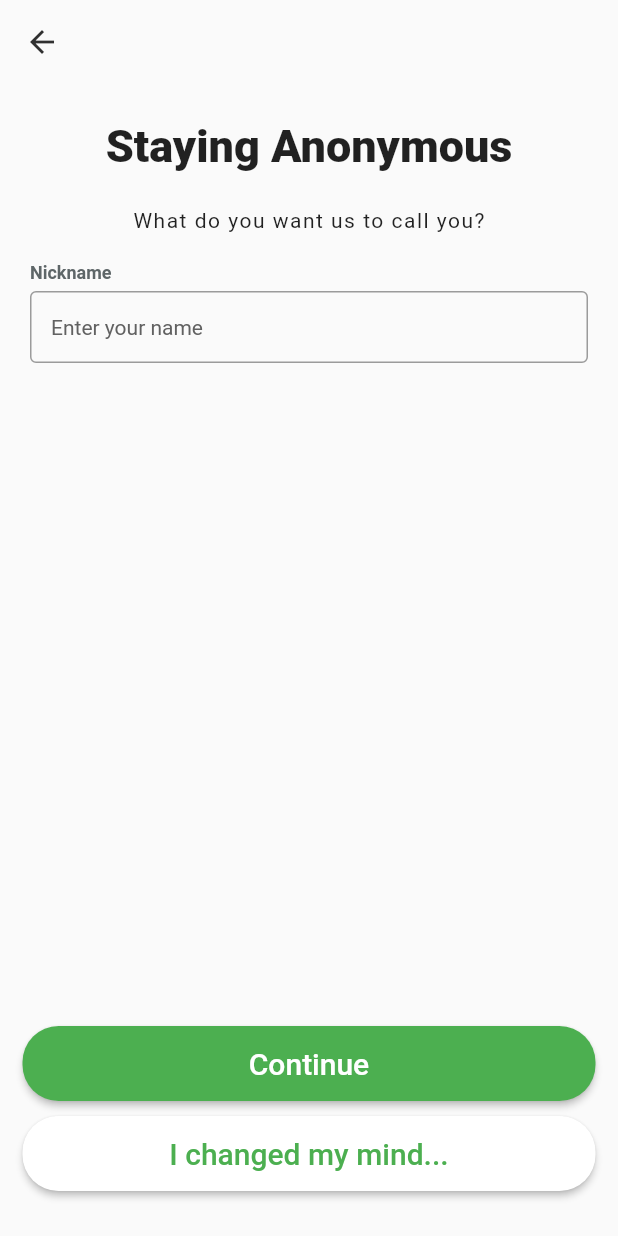
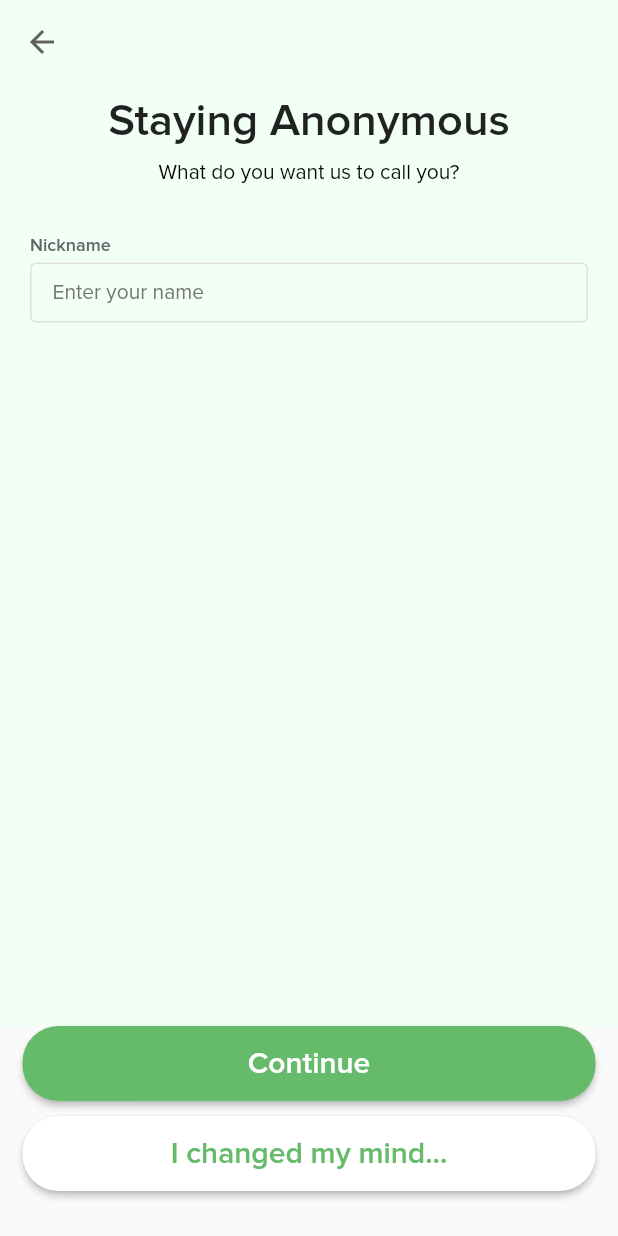
Before and after one commit to JobCuta/CIS-9340-Thesis, a Flutter app: the AnonymousWidget screen opened directly, on a phone screen of 412 x 824 dp. Run offline on Flutter 3.47's test engine with Material 2 defaults, Android fonts, the phone set to English and light mode, and no system bars; our stand-ins replace animated_text_kit, circular_countdown_timer, email_validator, flutter_secure_storage, get, multi_select_flutter and 4 more; missing offline and left inert: shake; accounts and stored records are empty; Roboto replaces fonts that are missing (Body 2, Header 5).

Commit message:
changed fonts and textfield for AnonymousScreen

```diff
--- a/lib/screens/onboarding/login_registration/AboutSelfScreen.dart
+++ b/lib/screens/onboarding/login_registration/AboutSelfScreen.dart
@@ -456,7 +456,7 @@ class _AboutSelfState extends State<AboutSelfWidget> {
         fontSize: 12,
         fontWeight: FontWeight.w600,
         color: Color.fromRGBO(94, 102, 104, 1),
-      fontFamily: 'Proxima Nova',
+        fontFamily: 'Proxima Nova',
     );
   }
 
--- a/lib/screens/onboarding/login_registration/AnonymousScreen.dart
+++ b/lib/screens/onboarding/login_registration/AnonymousScreen.dart
@@ -1,4 +1,5 @@
 import 'package:flutter/material.dart';
+import 'package:get/get.dart';
 import 'AboutSelfScreen.dart';
 import 'LoginScreen.dart';
 
@@ -30,7 +31,14 @@ class _AnonymousState extends State<AnonymousWidget>{
 
   Widget _buildPopupDialog(BuildContext context) {
     return AlertDialog(
-      title: const Text('Account successfully Registered!', textAlign: TextAlign.center,),
+      title: const Text('Account successfully registered!',
+        textAlign: TextAlign.center,
+        style: TextStyle(
+          fontFamily: 'Proxima Nova',
+          fontSize: 24.0,
+          fontWeight: FontWeight.w400,
+        ),
+      ),
       content: Column(
         mainAxisSize: MainAxisSize.min,
         crossAxisAlignment: CrossAxisAlignment.center,
@@ -41,10 +49,18 @@ class _AnonymousState extends State<AnonymousWidget>{
             color: Colors.grey,
           ),
           Padding(
-            padding: const EdgeInsets.all(5),
+            padding: const EdgeInsets.only(top: 5.0),
             child: Image.asset('assets/images/yellow_icon.png'),
           ),
-          const Text('Check your email to confirm your account in order to log in', textAlign: TextAlign.center,),
+          const SizedBox(height: 10.0),
+          const Text('Check your email to confirm your account in order to log in',
+            textAlign: TextAlign.center,
+            style: TextStyle(
+              fontFamily: 'Proxima Nova',
+              fontSize: 16.0,
+              fontWeight: FontWeight.w400,
+            ),
+          ),
         ],
       ),
       actions: <Widget>[
@@ -56,7 +72,7 @@ class _AnonymousState extends State<AnonymousWidget>{
                 borderRadius: BorderRadius.circular(24),
               ),
               padding: const EdgeInsets.all(10),
-              primary: Colors.green,
+              primary: Colors.green[400],
               fixedSize: const Size(245, 50),
             ),
             onPressed: (){
@@ -70,10 +86,13 @@ class _AnonymousState extends State<AnonymousWidget>{
               style: TextStyle(
                 fontSize: 20,
                 color: Colors.white,
+                fontFamily: 'Proxima Nova',
+                fontWeight: FontWeight.w600,
               ),
             ),
           ),
         ),
+        SizedBox(height: 20.0,)
       ],
     );
   }
@@ -81,6 +100,7 @@ class _AnonymousState extends State<AnonymousWidget>{
   @override
   Widget build(BuildContext context) {
     return Scaffold(
+      backgroundColor: const Color.fromRGBO(242, 255, 245, 1.0),
       body: Stack(
         children: <Widget>[
           Scaffold(
@@ -90,12 +110,11 @@ class _AnonymousState extends State<AnonymousWidget>{
               leading: IconButton(
                 icon: Icon(
                   Icons.arrow_back,
-                  color: Colors.grey[850],
+                  color: Colors.grey[700],
+                  size: 24.0,
                 ),
                 onPressed: () {
-                  Navigator.push(context, MaterialPageRoute(
-                      builder: (context) => const AboutSelfScreen(),
-                  ));
+                  Get.back();
                 },
               ),
               backgroundColor: Colors.transparent,
@@ -105,25 +124,27 @@ class _AnonymousState extends State<AnonymousWidget>{
               scrollDirection: Axis.vertical,
               children: <Widget> [
                 const Padding(
-                  padding: EdgeInsets.all(24.0),
+                  padding: EdgeInsets.only(top: 10.0, bottom: 10.0),
                   child: Center(
                       child: Text('Staying Anonymous',
-                        style: TextStyle(fontWeight: FontWeight.w800,
+                        style: TextStyle(
+                            fontWeight: FontWeight.w600,
                             fontSize: 30,
-                            fontFamily: 'Header 5'),
+                            fontFamily: 'Proxima Nova'),
                       )
                   ),
                 ),
                 const Center(
                   child: Text('What do you want us to call you?',
-                    style: TextStyle(fontWeight: FontWeight.w400,
+                    style: TextStyle(
+                      fontWeight: FontWeight.w400,
                       fontSize: 14,
-                      letterSpacing: 1,
-                      fontFamily: 'Body 2',
+                      fontFamily: 'Proxima Nova',
+                      color: Colors.black,
                     ),
                   ),
                 ),
-                const SizedBox(height: 20.0,),
+                const SizedBox(height: 35.0,),
                 Padding(padding: const EdgeInsets.only(left: 20.0, right: 20),
                   child: Form(
                     key: _form,
@@ -134,14 +155,17 @@ class _AnonymousState extends State<AnonymousWidget>{
                             Text('Nickname',
                               style: TextStyle(
                                 fontSize: 12,
-                                  fontWeight: FontWeight.w700,
-                                  color: Color.fromRGBO(94, 102, 104, 1)
+                                fontWeight: FontWeight.w600,
+                                color: Color.fromRGBO(94, 102, 104, 1),
+                                fontFamily: 'Proxima Nova',
                               ),
                             ),
                           ],
                         ),
                         const SizedBox(height: 5.0,),
-                        TextFormField(
+                        SizedBox(
+                          height: 40.0,
+                          child: TextFormField(
                             style: const TextStyle(
                               fontSize: 14.0,
                             ),
@@ -150,9 +174,15 @@ class _AnonymousState extends State<AnonymousWidget>{
                               hintText: 'Enter your name',
                               hintStyle: TextStyle(
                                   fontWeight: FontWeight.w400,
-                              color: Colors.grey[700],
+                                  color: Colors.grey.shade600,
+                                  fontFamily: 'Proxima Nova'
                               ),
-                            contentPadding: const EdgeInsets.symmetric(vertical: 13.0, horizontal: 14.0),
+                              contentPadding: const EdgeInsets.symmetric(vertical: 10.0, horizontal: 15.0),
+                              enabledBorder: OutlineInputBorder(
+                                  borderSide: BorderSide(
+                                    color: Colors.grey.shade300,
+                                  )
+                              ),
                             ),
                             onChanged: (val) {
                               setState(() => nickName = val);
@@ -164,8 +194,8 @@ class _AnonymousState extends State<AnonymousWidget>{
                               return null;
                             },
                           ),
+                        ),
                         const SizedBox(height: 400.0,),
-
                       ],
                     ),
                   ),
@@ -190,7 +220,7 @@ class _AnonymousState extends State<AnonymousWidget>{
                     borderRadius: BorderRadius.circular(24),
                   ),
                   padding: const EdgeInsets.all(10),
-                  primary: Colors.green,
+                  primary: Colors.green[400],
                 ),
                 onPressed: (){
                   if (_form.currentState!.validate()) {
@@ -203,6 +233,8 @@ class _AnonymousState extends State<AnonymousWidget>{
                   'Continue',
                   style: TextStyle(
                     fontSize: 20,
+                    fontWeight: FontWeight.w600,
+                    fontFamily: 'Proxima Nova',
                     color: Colors.white,
                   ),
                 ),
@@ -226,11 +258,13 @@ class _AnonymousState extends State<AnonymousWidget>{
                       builder: (context) => const AboutSelfScreen()
                   ));
                 },
-                child: const Text(
+                child: Text(
                   'I changed my mind...',
                   style: TextStyle(
                     fontSize: 20,
-                    color: Colors.green,
+                    fontWeight: FontWeight.w600,
+                    fontFamily: 'Proxima Nova',
+                    color: Colors.green[400],
                   ),
                 ),
               ),
```
Lines whose indentation alone changed are shown as unchanged.
